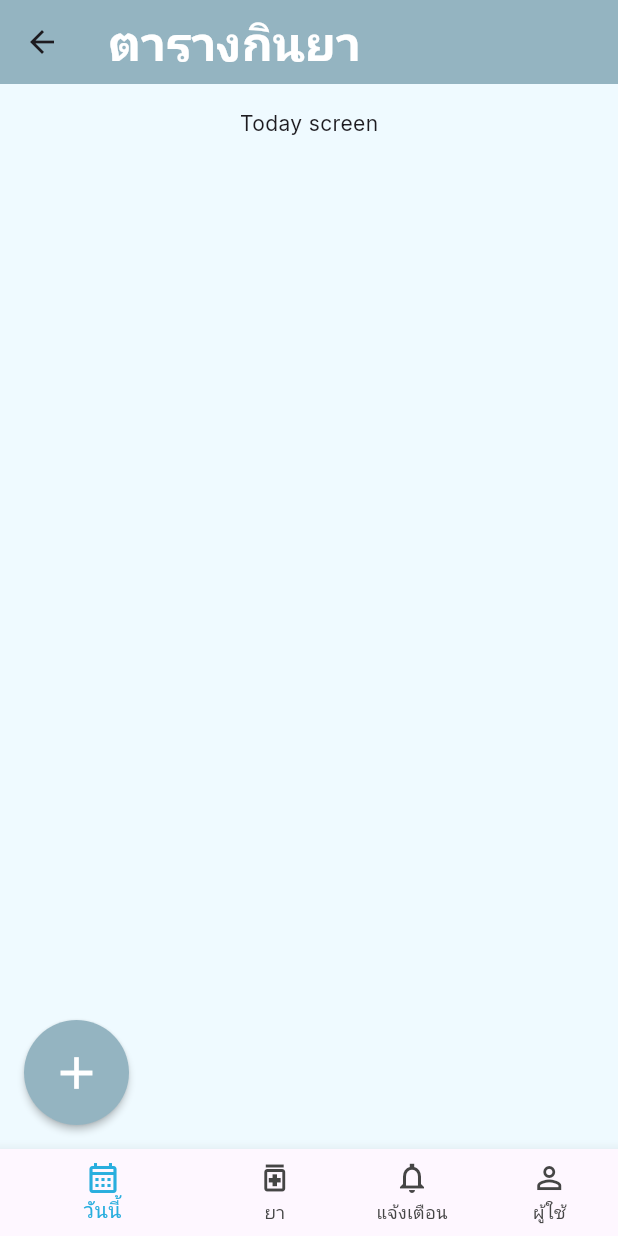
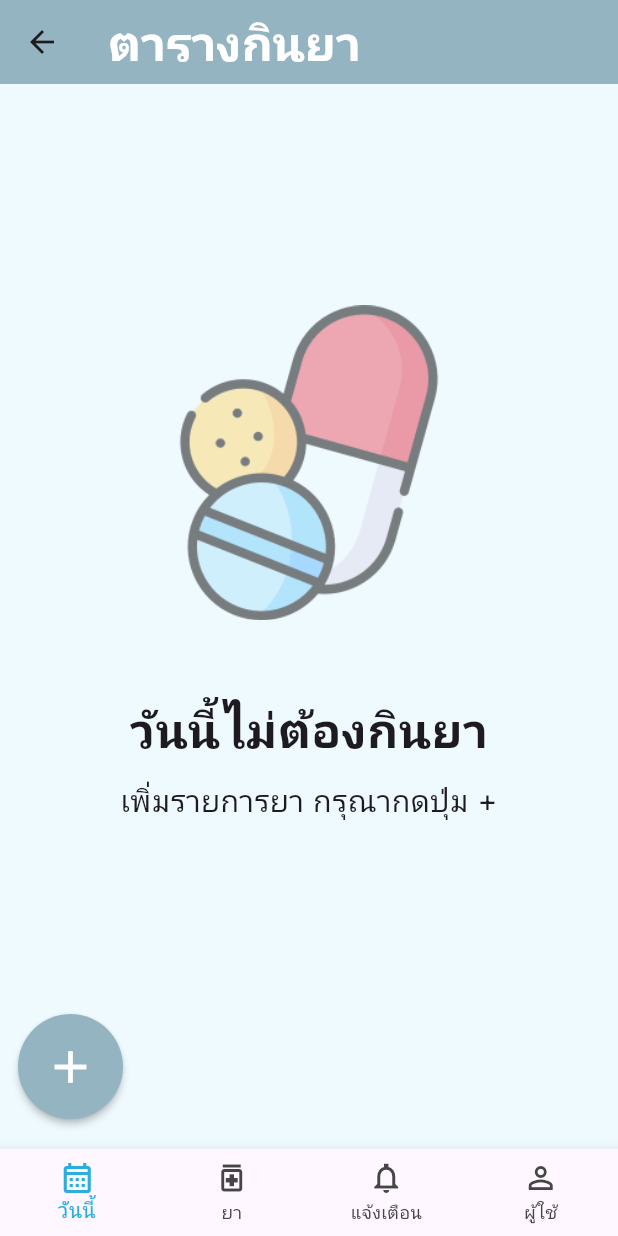
Before and after one commit to icecreamna/PillMate, a Flutter app: the RegisScreen screen opened directly, after a tap on "Sign In", after a tap on "SIGN IN", on a phone screen of 412 x 824 dp. Run offline on Flutter 3.47's test engine with Material 3 defaults, Android fonts, the phone set to English and light mode, and no system bars; our stand-ins replace flutter_svg, get.

Commit message:
drug/today

```diff
--- a/frontend/lib/screens/auth/login_screen.dart
+++ b/frontend/lib/screens/auth/login_screen.dart
@@ -7,11 +7,11 @@ import 'package:get/get.dart';
 import 'package:frontend/screens/auth/register_screen.dart';
 
 class LoginScreen extends StatelessWidget {
-  const LoginScreen({super.key});
+   LoginScreen({super.key});
 
+   final UserController uc = Get.put(UserController(),tag: "login");
   @override
   Widget build(BuildContext context) {
-    UserController uc = Get.put(UserController());
     return Scaffold(
       backgroundColor: color.AppColors.backgroundColor1st,
       body: SafeArea(
@@ -59,14 +59,16 @@ class LoginScreen extends StatelessWidget {
                           ),
                         ),
                         const SizedBox(height: 30),
+
                           const TextFieldInput(
                             labelname: "ID card number",
                             preIcon: Icon(
                               Icons.person_outline,
                               color: Colors.black,
                             ),
-                          sufIcon: Icon(null),
+                            textInputType: TextInputType.number,
                           ),
+
                         const SizedBox(height: 25),
                         Obx(
                           () => TextFieldInput(
@@ -88,12 +90,13 @@ class LoginScreen extends StatelessWidget {
                             ),
                             isSuf: true,
                             hideText: uc.obsecurePassword.value,
+                            textInputType: TextInputType.text,
                           ),
                         ),
                         const Spacer(),
                         FilledButton(
                           onPressed: () {
-                            Get.off(()=> const HomeScreen());
+                            Get.off(() => const HomeScreen());
                           },
                           style: FilledButton.styleFrom(
                             minimumSize: const Size(288, 49),
@@ -101,7 +104,11 @@ class LoginScreen extends StatelessWidget {
                           ),
                           child: const Text(
                             "SIGN IN",
-                            style: TextStyle(color: Colors.white, fontSize: 24,fontWeight: FontWeight.bold),
+                            style: TextStyle(
+                              color: Colors.white,
+                              fontSize: 24,
+                              fontWeight: FontWeight.bold,
+                            ),
                           ),
                         ),
                         const SizedBox(height: 15),
@@ -121,7 +128,7 @@ class LoginScreen extends StatelessWidget {
                                 minimumSize: const Size(0, 0),
                               ),
                               onPressed: () {
-                                Get.off(() => const RegisScreen());
+                                Get.off(() =>  RegisScreen());
                               },
                               child: Text(
                                 "Sign Up",
--- a/frontend/lib/screens/auth/register_screen.dart
+++ b/frontend/lib/screens/auth/register_screen.dart
@@ -6,14 +6,15 @@ import 'package:frontend/widgets/text_field_input.dart';
 import 'package:get/get.dart';
 
 class RegisScreen extends StatelessWidget {
-  const RegisScreen({super.key});
+  RegisScreen({super.key});
 
+  final UserController uc = Get.put(UserController(), tag: "register");
   @override
   Widget build(BuildContext context) {
-    UserController uc = Get.put(UserController());
     return Scaffold(
       backgroundColor: color.AppColors.backgroundColor1st,
       body: SafeArea(
+        child: SingleChildScrollView(
           child: Padding(
             padding: const EdgeInsets.all(20),
             child: Column(
@@ -37,15 +38,23 @@ class RegisScreen extends StatelessWidget {
                   child: Column(
                     children: [
                       const SizedBox(height: 80),
+
                       const TextFieldInput(
                         labelname: "ID card number",
-                      preIcon: Icon(Icons.person_outline, color: Colors.black),
-                      sufIcon: Icon(null),
+                        textInputType: TextInputType.number,
+                        preIcon: Icon(
+                          Icons.person_outline,
+                          color: Colors.black,
                         ),
+                      ),
+
                       const SizedBox(height: 25),
                       Obx(
                         () => TextFieldInput(
                           labelname: "Password",
+                          textInputType: TextInputType.text,
+                          hideText: uc.obsecurePassword.value,
+                          isSuf: true,
                           preIcon: const Icon(
                             Icons.lock_outline,
                             color: Colors.black,
@@ -59,14 +68,15 @@ class RegisScreen extends StatelessWidget {
                               color: Colors.black,
                             ),
                           ),
-                        hideText: uc.obsecurePassword.value,
-                        isSuf: true,
                         ),
                       ),
                       const SizedBox(height: 25),
                       Obx(
                         () => TextFieldInput(
                           labelname: "Confirm Password",
+                          textInputType: TextInputType.text,
+                          hideText: uc.obsecureConfirmPassword.value,
+                          isSuf: true,
                           preIcon: const Icon(
                             Icons.lock_outline,
                             color: Colors.black,
@@ -80,8 +90,6 @@ class RegisScreen extends StatelessWidget {
                               color: Colors.black,
                             ),
                           ),
-                        hideText: uc.obsecureConfirmPassword.value,
-                        isSuf: true,
                         ),
                       ),
                       const Spacer(),
@@ -115,7 +123,7 @@ class RegisScreen extends StatelessWidget {
                               minimumSize: const Size(0, 0),
                             ),
                             onPressed: () {
-                            Get.off(() => const LoginScreen());
+                              Get.off(() => LoginScreen());
                             },
                             child: Text(
                               "Sign In",
@@ -135,6 +143,7 @@ class RegisScreen extends StatelessWidget {
             ),
           ),
         ),
+      ),
     );
   }
 }
--- a/frontend/lib/screens/home/home_screen.dart
+++ b/frontend/lib/screens/home/home_screen.dart
@@ -44,6 +44,7 @@ class _HomeScreenState extends State<HomeScreen> {
       bottomNavigationBar: BottomNavigationBar(
         currentIndex: _selectedIndex,
         onTap: onItemTapped,
+        type: BottomNavigationBarType.fixed,
         selectedItemColor: color.AppColors.buttonColor,
         unselectedItemColor: const Color(0xFF454545),
         showUnselectedLabels: true,
--- a/frontend/lib/screens/notification/notification_screen.dart
+++ b/frontend/lib/screens/notification/notification_screen.dart
@@ -6,8 +6,10 @@ class NotificationScreen extends StatelessWidget {
   @override
   Widget build(BuildContext context) {
     return  Container(
-      child: Center(
-        child: Text("Notification screen"),
+      child: const Center(
+        child: Text("ไม่มีการแจ้งเตือน",style: TextStyle(
+          fontSize: 20
+        ),),
       ),
     );
   }
--- a/frontend/lib/screens/splash/splash_screen.dart
+++ b/frontend/lib/screens/splash/splash_screen.dart
@@ -10,7 +10,7 @@ class SplashScreen extends StatelessWidget {
   @override
   Widget build(BuildContext context) {
     Future.delayed(const Duration(milliseconds: 1500), () {
-      Get.off(() => const LoginScreen());
+      Get.off(() =>  LoginScreen());
     });
 
     return Scaffold(
--- a/frontend/lib/screens/today/today_screen.dart
+++ b/frontend/lib/screens/today/today_screen.dart
@@ -8,14 +8,32 @@ class TodayScreen extends StatelessWidget {
   Widget build(BuildContext context) {
     return Container(
       width: double.infinity,
-      height: double.infinity,
-      padding: const EdgeInsets.all(16),
+      padding: const EdgeInsets.symmetric(horizontal: 12, vertical: 20),
       child: Column(
+        crossAxisAlignment: CrossAxisAlignment.center,
         children: <Widget>[
-          const Center(child: Text("Today screen")),
-          Expanded(
-            child: Align(
-              alignment: Alignment.bottomLeft,
+          const Spacer(),
+          Opacity(
+            opacity: 0.5,
+            child: Image.asset(
+              "assets/images/drugs.png",
+              height: 210,
+              width: 210,
+            ),
+          ),
+          const SizedBox(height: 50),
+          const Text(
+            "วันนี้ไม่ต้องกินยา",
+            style: TextStyle(fontWeight: FontWeight.bold, fontSize: 32),
+          ),
+          const SizedBox(height: 10),
+          const Text(
+            "เพิ่มรายการยา กรุณากดปุ่ม +",
+            style: TextStyle(fontSize: 20),
+          ),
+          const Spacer(),
+              Align(
+                alignment: Alignment.bottomLeft,
                 child: SizedBox(
                   width: 70,
                   height: 70,
@@ -23,13 +41,12 @@ class TodayScreen extends StatelessWidget {
                     onPressed: () {},
                     shape: const CircleBorder(),
                     fillColor: color.AppColors.backgroundColor1st,
-                    splashColor: Colors.blueAccent.withOpacity(0.1), // สีคลื่นน้ำกระจาย
+                    splashColor: Colors.blueAccent.withOpacity(0.1,), // สีคลื่นน้ำกระจาย
                     highlightColor: Colors.blueAccent.withOpacity(0.1),
                     child: const Icon(Icons.add, color: Colors.white, size: 36),
+                  ),
                 ),
-              ),
             ),
-          ),
         ],
       ),
     );
--- a/frontend/lib/widgets/text_field_input.dart
+++ b/frontend/lib/widgets/text_field_input.dart
@@ -2,19 +2,23 @@ import 'package:flutter/material.dart';
 import 'package:frontend/utils/colors.dart' as color;
 
 class TextFieldInput extends StatelessWidget {
-  final Widget preIcon;
-  final Widget sufIcon;
+  final Widget? preIcon;
+  final Widget? sufIcon;
   final String labelname;
   final bool isSuf;
   final bool hideText;
+  final TextInputType textInputType;
+  final FocusNode? focusNode;
 
   const TextFieldInput({
     super.key,
     required this.labelname,
     required this.preIcon,
-    required this.sufIcon,
+    this.sufIcon,
+    required this.textInputType,
     this.isSuf = false,
     this.hideText = false,
+    this.focusNode,
   });
 
   @override
@@ -22,19 +26,21 @@ class TextFieldInput extends StatelessWidget {
     return Padding(
       padding: const EdgeInsets.symmetric(horizontal: 30),
       child: TextField(
+        keyboardType: textInputType,
+        obscureText: hideText,
         decoration: InputDecoration(
           prefixIcon: preIcon,
           suffixIcon: isSuf ? sufIcon : null,
           labelText: labelname,
           labelStyle: const TextStyle(color: Colors.grey),
           enabledBorder: UnderlineInputBorder(
-            borderSide: BorderSide(color: color.AppColors.buttonColor),
+            borderSide: BorderSide(width: 1.5,color: color.AppColors.buttonColor),
           ),
           focusedBorder: UnderlineInputBorder(
-            borderSide: BorderSide(color: color.AppColors.buttonColor)
-          )
+            borderSide: BorderSide(width: 1.5,color: color.AppColors.buttonColor),
+          ),
+
         ),
-        obscureText: hideText,
       ),
     );
   }
```
Also changed, not shown: frontend/lib/screens/drug/drug_screen.dart (+43 -3 lines). Lines whose indentation alone changed are shown as unchanged.
